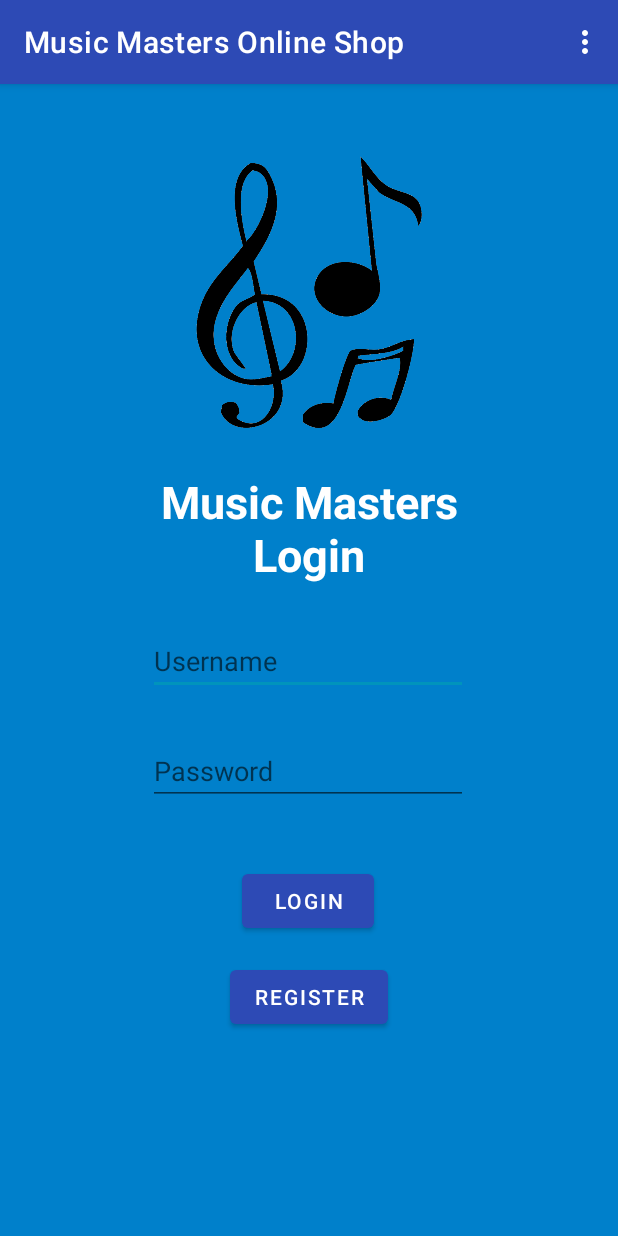
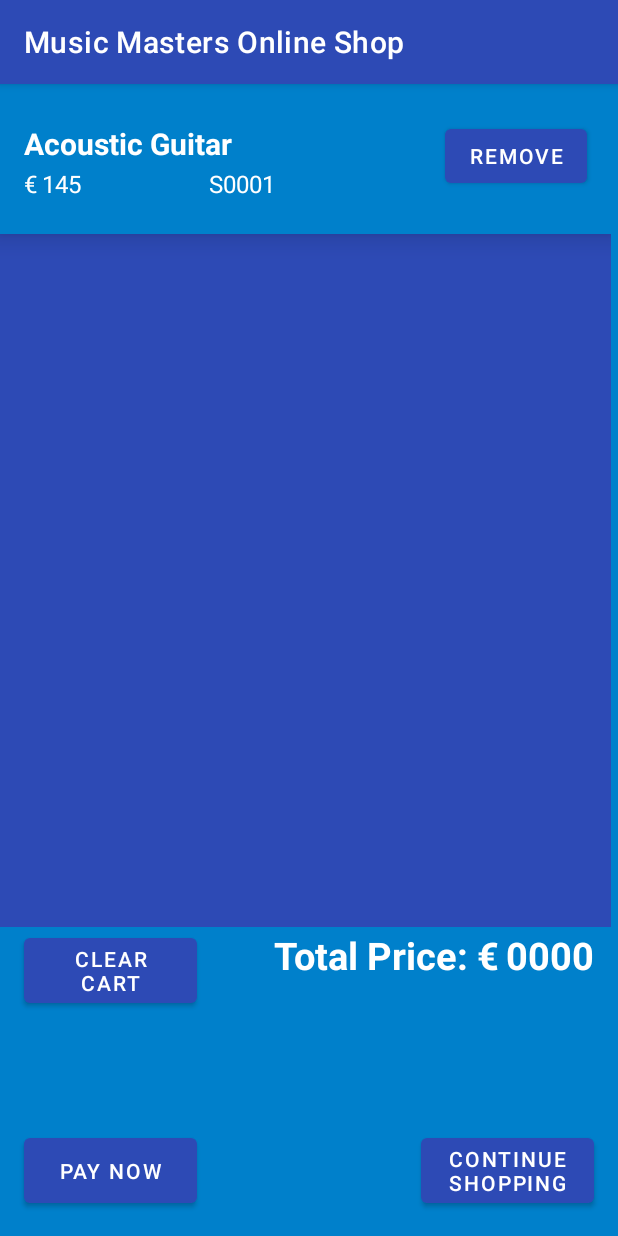
Before and after one commit to adamb9/InstrumentShopMobileProject, an Android app: the LoginActivity screen opened directly, with no data from a screen before it, in the options menu, after a tap on "Basket", on a phone screen of 412 x 824 dp. Run offline under Robolectric (Android 15) with nearby library versions, the phone set to English and light mode, and no system bars.

Commit message:
Cart page created and contains recyclerview populated with instrument cards from database
Signed-off-by: Adam Baldwin <adam.baldwin@mycit.ie>

```diff
--- a/app/src/main/AndroidManifest.xml
+++ b/app/src/main/AndroidManifest.xml
@@ -9,7 +9,8 @@
         android:roundIcon="@mipmap/ic_launcher_round"
         android:supportsRtl="true"
         android:theme="@style/Theme.MobileDevicesProject2">
-        <activity android:name=".login.RegistrationActivity"></activity>
+        <activity android:name=".cart.ShoppingCartActivity"></activity>
+        <activity android:name=".login.RegistrationActivity" />
         <activity android:name=".login.LoginActivity" />
         <activity
             android:name=".home.MainActivity"
--- a/app/src/main/java/com/example/mobiledevicesproject2/DBHelper.java
+++ b/app/src/main/java/com/example/mobiledevicesproject2/DBHelper.java
@@ -25,8 +25,8 @@ public class DBHelper extends SQLiteOpenHelper {
     private static final String KEY_PRICE = "price";
 
 
-    public DBHelper(Context context){
-        super(context,DB_NAME, null, DB_VERSION);
+    public DBHelper(Context context) {
+        super(context, DB_NAME, null, DB_VERSION);
 
     }
 
@@ -35,7 +35,7 @@ public class DBHelper extends SQLiteOpenHelper {
         String CREATE_TABLE_USERS = "CREATE TABLE " + TABLE_Users + "("
                 + KEY_ID + " INTEGER PRIMARY KEY AUTOINCREMENT," + KEY_USERNAME + " TEXT,"
                 + KEY_PASSWORD + " TEXT,"
-                + KEY_ADDRESS + " TEXT"+ ")";
+                + KEY_ADDRESS + " TEXT" + ")";
 
         String CREATE_TABLE_CART = "CREATE TABLE " + TABLE_Cart + "("
                 + KEY_CODE + " TEXT PRIMARY KEY," + KEY_NAME + " TEXT,"
@@ -45,7 +45,7 @@ public class DBHelper extends SQLiteOpenHelper {
     }
 
     @Override
-    public void onUpgrade(SQLiteDatabase db, int oldVersion, int newVersion){
+    public void onUpgrade(SQLiteDatabase db, int oldVersion, int newVersion) {
         // Drop older table if exist
         db.execSQL("DROP TABLE IF EXISTS " + TABLE_Users);
         // Create tables again
@@ -53,7 +53,7 @@ public class DBHelper extends SQLiteOpenHelper {
     }
 
     //Create new user
-    public void addUser(String username, String password, String address){
+    public void addUser(String username, String password, String address) {
         //Get the Data Repository in write mode
         SQLiteDatabase db = this.getWritableDatabase();
         //Create a new map of values, where column names are the keys
@@ -62,62 +62,61 @@ public class DBHelper extends SQLiteOpenHelper {
         cValues.put(KEY_PASSWORD, password);
         cValues.put(KEY_ADDRESS, address);
         // Insert the new row, returning the primary key value of the new row
-        long newRowId = db.insert(TABLE_Users,null, cValues);
+        long newRowId = db.insert(TABLE_Users, null, cValues);
         db.close();
     }
 
     // Get User Details based on userid
-    public ArrayList<HashMap<String, String>> getUserByUserId(int userid){
+    public ArrayList<HashMap<String, String>> getUserByUserId(int userid) {
         SQLiteDatabase db = this.getWritableDatabase();
         ArrayList<HashMap<String, String>> userList = new ArrayList<>();
-        String query = "SELECT username, password FROM "+ TABLE_Users;
+        String query = "SELECT username, password FROM " + TABLE_Users;
         Cursor cursor = db.query(TABLE_Users, new String[]{KEY_USERNAME, KEY_PASSWORD},
-                KEY_ID+ "=?",new String[]{String.valueOf(userid)},null, null, null, null);
-        if (cursor.moveToNext()){
-            HashMap<String,String> user = new HashMap<>();
-            user.put("username",cursor.getString(cursor.getColumnIndex(KEY_USERNAME)));
-            user.put("password",cursor.getString(cursor.getColumnIndex(KEY_PASSWORD)));
+                KEY_ID + "=?", new String[]{String.valueOf(userid)}, null, null, null, null);
+        if (cursor.moveToNext()) {
+            HashMap<String, String> user = new HashMap<>();
+            user.put("username", cursor.getString(cursor.getColumnIndex(KEY_USERNAME)));
+            user.put("password", cursor.getString(cursor.getColumnIndex(KEY_PASSWORD)));
             userList.add(user);
         }
         return userList;
     }
 
-    public ArrayList<HashMap<String, String>> getUserByUsername(String username){
+    public ArrayList<HashMap<String, String>> getUserByUsername(String username) {
         SQLiteDatabase db = this.getWritableDatabase();
         ArrayList<HashMap<String, String>> userList = new ArrayList<>();
-        String query = "SELECT id, password FROM "+ TABLE_Users;
+        String query = "SELECT id, password FROM " + TABLE_Users;
         Cursor cursor = db.query(TABLE_Users, new String[]{KEY_ID, KEY_PASSWORD},
-                KEY_USERNAME+ "=?",new String[]{String.valueOf(username)},null, null, null, null);
-        if (cursor.moveToNext()){
-            HashMap<String,String> user = new HashMap<>();
-            user.put("id",cursor.getString(cursor.getColumnIndex(KEY_ID)));
-            user.put("password",cursor.getString(cursor.getColumnIndex(KEY_PASSWORD)));
+                KEY_USERNAME + "=?", new String[]{String.valueOf(username)}, null, null, null, null);
+        if (cursor.moveToNext()) {
+            HashMap<String, String> user = new HashMap<>();
+            user.put("id", cursor.getString(cursor.getColumnIndex(KEY_ID)));
+            user.put("password", cursor.getString(cursor.getColumnIndex(KEY_PASSWORD)));
             userList.add(user);
         }
         return userList;
     }
 
     // Update User Details
-    public int updateUserDetails(String address, int id){
+    public int updateUserDetails(String address, int id) {
         SQLiteDatabase db = this.getWritableDatabase();
         ContentValues cVals = new ContentValues();
         cVals.put(KEY_ADDRESS, address);
-        int count = db.update(TABLE_Users, cVals, KEY_ID+" = ?",new String[]
+        int count = db.update(TABLE_Users, cVals, KEY_ID + " = ?", new String[]
                 {String.valueOf(id)});
         return count;
     }
 
     // Delete User Details
-    public void DeleteUser(int userid){
+    public void DeleteUser(int userid) {
         SQLiteDatabase db = this.getWritableDatabase();
-        db.delete(TABLE_Users, KEY_ID+" = ?",new String[]{String.valueOf(userid)});
+        db.delete(TABLE_Users, KEY_ID + " = ?", new String[]{String.valueOf(userid)});
         db.close();
     }
 
 
-
     //Create new cart item
-    public void addCartItem(String id, String name, int price){
+    public void addCartItem(String id, String name, int price) {
         //Get the Data Repository in write mode
         SQLiteDatabase db = this.getWritableDatabase();
         //Create a new map of values, where column names are the keys
@@ -126,62 +125,80 @@ public class DBHelper extends SQLiteOpenHelper {
         cValues.put(KEY_NAME, name);
         cValues.put(KEY_PRICE, price);
         // Insert the new row, returning the primary key value of the new row
-        long newRowId = db.insert(TABLE_Cart,null, cValues);
+        long newRowId = db.insert(TABLE_Cart, null, cValues);
         db.close();
     }
 
     // Get Item Details based on an item code
-    public ArrayList<HashMap<String, String>> getItemByID(int itemid){
+    public ArrayList<HashMap<String, String>> getItemByID(int itemid) {
         SQLiteDatabase db = this.getWritableDatabase();
         ArrayList<HashMap<String, String>> itemList = new ArrayList<>();
-        String query = "SELECT name, price FROM "+ TABLE_Cart;
+        String query = "SELECT name, price FROM " + TABLE_Cart;
         Cursor cursor = db.query(TABLE_Cart, new String[]{KEY_NAME, KEY_PRICE},
-                KEY_CODE+ "=?",new String[]{String.valueOf(itemid)},null, null, null, null);
-        if (cursor.moveToNext()){
-            HashMap<String,String> item = new HashMap<>();
-            item.put("name",cursor.getString(cursor.getColumnIndex(KEY_NAME)));
-            item.put("price",cursor.getString(cursor.getColumnIndex(KEY_PRICE)));
+                KEY_CODE + "=?", new String[]{String.valueOf(itemid)}, null, null, null, null);
+        if (cursor.moveToNext()) {
+            HashMap<String, String> item = new HashMap<>();
+            item.put("name", cursor.getString(cursor.getColumnIndex(KEY_NAME)));
+            item.put("price", cursor.getString(cursor.getColumnIndex(KEY_PRICE)));
             itemList.add(item);
         }
         return itemList;
     }
 
-    public ArrayList<HashMap<String, String>> getItemByName(String name){
+    public ArrayList<HashMap<String, String>> getItemByName(String name) {
         SQLiteDatabase db = this.getWritableDatabase();
         ArrayList<HashMap<String, String>> itemList = new ArrayList<>();
-        String query = "SELECT code, price FROM "+ TABLE_Cart;
+        String query = "SELECT code, price FROM " + TABLE_Cart;
         Cursor cursor = db.query(TABLE_Cart, new String[]{KEY_CODE, KEY_PRICE},
-                KEY_NAME+ "=?",new String[]{String.valueOf(name)},null, null, null, null);
-        if (cursor.moveToNext()){
-            HashMap<String,String> item = new HashMap<>();
-            item.put("code",cursor.getString(cursor.getColumnIndex(KEY_CODE)));
-            item.put("price",cursor.getString(cursor.getColumnIndex(KEY_PRICE)));
+                KEY_NAME + "=?", new String[]{String.valueOf(name)}, null, null, null, null);
+        if (cursor.moveToNext()) {
+            HashMap<String, String> item = new HashMap<>();
+            item.put("code", cursor.getString(cursor.getColumnIndex(KEY_CODE)));
+            item.put("price", cursor.getString(cursor.getColumnIndex(KEY_PRICE)));
             itemList.add(item);
         }
         return itemList;
     }
 
     // Update Cart Item Details
-    public int updateUserDetails(int price, int itemid){
+    public int updateUserDetails(int price, int itemid) {
         SQLiteDatabase db = this.getWritableDatabase();
         ContentValues cVals = new ContentValues();
         cVals.put(KEY_PRICE, price);
-        int count = db.update(TABLE_Cart, cVals, KEY_CODE+" = ?",new String[]
+        int count = db.update(TABLE_Cart, cVals, KEY_CODE + " = ?", new String[]
                 {String.valueOf(itemid)});
         return count;
     }
 
     // Delete Cart Item Details
-    public void DeleteItem(int itemid){
+    public void DeleteItem(int itemid) {
         SQLiteDatabase db = this.getWritableDatabase();
-        db.delete(TABLE_Cart, KEY_CODE+" = ?",new String[]{String.valueOf(itemid)});
+        db.delete(TABLE_Cart, KEY_CODE + " = ?", new String[]{String.valueOf(itemid)});
         db.close();
     }
 
-    public void clearCart(){
+    public void clearCart() {
         SQLiteDatabase db = this.getWritableDatabase();
         db.execSQL("delete from cart");
         db.close();
     }
 
+    public ArrayList<Item_Instrument> getAllCartItems() {
+        String sql = "select * from " + TABLE_Cart;
+        SQLiteDatabase db = this.getReadableDatabase();
+        ArrayList<Item_Instrument> cartItems = new ArrayList<>();
+        Cursor cursor = db.rawQuery(sql, null);
+        if (cursor.moveToFirst()) {
+            do {
+                String id = cursor.getString(0);
+                String name = cursor.getString(1);
+                String price = cursor.getString(2);
+                cartItems.add(new Item_Instrument(name, price, id));
+            }
+            while (cursor.moveToNext());
+        }
+        cursor.close();
+        return cartItems;
+    }
+
 }
--- /dev/null
+++ b/app/src/main/java/com/example/mobiledevicesproject2/cart/CartAdapter.java
@@ -0,0 +1,83 @@
+package com.example.mobiledevicesproject2.cart;
+
+import android.content.Context;
+import android.view.LayoutInflater;
+import android.view.View;
+import android.view.ViewGroup;
+import android.widget.Button;
+import android.widget.ImageView;
+import android.widget.TextView;
+
+import androidx.annotation.NonNull;
+import androidx.recyclerview.widget.RecyclerView;
+
+import com.example.mobiledevicesproject2.DBHelper;
+import com.example.mobiledevicesproject2.Item_Instrument;
+import com.example.mobiledevicesproject2.R;
+import com.example.mobiledevicesproject2.home.RecyclerViewAdapter;
+
+import java.util.ArrayList;
+
+public class CartAdapter extends RecyclerView.Adapter<CartAdapter.DummyViewHolder> {
+
+    final private CartAdapter.ListItemClickListener mOnClickListener;
+    ArrayList<Item_Instrument> instrumentList;
+    Context dummyContext;
+    private DBHelper mDatabase;
+
+    public interface ListItemClickListener {
+        void onListItemClick(int position);
+    }
+
+
+    public  CartAdapter(ArrayList<Item_Instrument> dummyList, Context dummyContext, CartAdapter.ListItemClickListener onClickListener) {
+        this.instrumentList = dummyList;
+        this.dummyContext = dummyContext;
+        this.mOnClickListener = onClickListener;
+        mDatabase = new DBHelper(dummyContext);
+    }
+
+    @NonNull
+    @Override
+    public CartAdapter.DummyViewHolder onCreateViewHolder(@NonNull ViewGroup parent, int viewType) {
+        View v = LayoutInflater.from(parent.getContext()).inflate(R.layout.cart_row, parent, false);
+        return new CartAdapter.DummyViewHolder(v);
+    }
+
+    @Override
+    public void onBindViewHolder(@NonNull CartAdapter.DummyViewHolder holder, int position) {
+        Item_Instrument instrument = instrumentList.get(position);
+
+        holder.instrumentName.setText(instrument.getName());
+        holder.instrumentPrice.setText(instrument.getPrice());
+        holder.instrumentId.setText(instrument.getId());
+    }
+
+    @Override
+    public int getItemCount() {
+        return instrumentList.size();
+    }
+
+    class DummyViewHolder extends RecyclerView.ViewHolder implements View.OnClickListener {
+
+        TextView instrumentName, instrumentPrice, instrumentId;
+        Button cartButton;
+
+        public DummyViewHolder(@NonNull View itemView) {
+            super(itemView);
+
+            instrumentName = itemView.findViewById(R.id.cartItemName);
+            instrumentPrice = itemView.findViewById(R.id.cartItemPrice);
+            instrumentId = itemView.findViewById(R.id.cartItemID);
+            cartButton = itemView.findViewById(R.id.cartRemoveButton);
+            cartButton.setOnClickListener(this);
+
+        }
+
+        @Override
+        public void onClick(View view) {
+            int position = getAdapterPosition();
+            mOnClickListener.onListItemClick(position);
+        }
+    }
+}
--- /dev/null
+++ b/app/src/main/java/com/example/mobiledevicesproject2/cart/ShoppingCartActivity.java
@@ -0,0 +1,50 @@
+package com.example.mobiledevicesproject2.cart;
+
+import androidx.appcompat.app.AppCompatActivity;
+import androidx.recyclerview.widget.LinearLayoutManager;
+import androidx.recyclerview.widget.RecyclerView;
+
+import android.os.Bundle;
+import android.view.View;
+import android.widget.FrameLayout;
+import android.widget.Toast;
+
+import com.example.mobiledevicesproject2.DBHelper;
+import com.example.mobiledevicesproject2.Item_Instrument;
+import com.example.mobiledevicesproject2.R;
+import com.example.mobiledevicesproject2.home.RecyclerViewAdapter;
+
+import java.util.ArrayList;
+
+public class ShoppingCartActivity extends AppCompatActivity implements CartAdapter.ListItemClickListener {
+    private DBHelper mDatabase;
+
+    @Override
+    protected void onCreate(Bundle savedInstanceState) {
+        super.onCreate(savedInstanceState);
+        setContentView(R.layout.activity_shopping_cart);
+        final FrameLayout frameLayout = findViewById(R.id.frame_layout_cart);
+
+        RecyclerView recyclerView = findViewById(R.id.cartRecyclerView);
+        LinearLayoutManager linearLayoutManager = new LinearLayoutManager(this);
+        recyclerView.setLayoutManager(linearLayoutManager);
+        recyclerView.setHasFixedSize(true);
+
+        mDatabase = new DBHelper(this);
+        ArrayList<Item_Instrument> instrumentList = mDatabase.getAllCartItems();
+        if(instrumentList.size()>0){
+            recyclerView.setVisibility(View.VISIBLE);
+            CartAdapter mAdapter = new CartAdapter(instrumentList, this, this);
+            recyclerView.setAdapter(mAdapter);
+        }
+        else{
+            recyclerView.setVisibility(View.GONE);
+            Toast.makeText(this, "There are no items in your cart", Toast.LENGTH_LONG).show();
+        }
+    }
+
+    @Override
+    public void onListItemClick(int position) {
+
+    }
+}
--- a/app/src/main/java/com/example/mobiledevicesproject2/home/DummyFragment.java
+++ b/app/src/main/java/com/example/mobiledevicesproject2/home/DummyFragment.java
@@ -28,8 +28,8 @@ public class DummyFragment extends Fragment implements RecyclerViewAdapter.ListI
     }
 
     @SuppressLint("ValidFragment")
-    public DummyFragment(int color) {
-        this.dummyColor = color;
+    public DummyFragment(int instrument) {
+        this.dummyColor = instrument;
     }
 
     @Override
--- a/app/src/main/java/com/example/mobiledevicesproject2/home/MainActivity.java
+++ b/app/src/main/java/com/example/mobiledevicesproject2/home/MainActivity.java
@@ -15,6 +15,7 @@ import androidx.fragment.app.FragmentPagerAdapter;
 import androidx.viewpager.widget.ViewPager;
 
 import com.example.mobiledevicesproject2.Item_Instrument;
+import com.example.mobiledevicesproject2.cart.ShoppingCartActivity;
 import com.example.mobiledevicesproject2.login.LoginActivity;
 import com.example.mobiledevicesproject2.R;
 import com.google.android.material.tabs.TabLayout;
@@ -190,7 +191,8 @@ public class MainActivity extends AppCompatActivity {
                 startActivity(login);
                 return true;
             case R.id.action_basket:
-                // do your code
+                Intent cart = new Intent(MainActivity.this, ShoppingCartActivity.class);
+                startActivity(cart);
                 return true;
             case R.id.action_home:
                 // do your code
--- a/app/src/main/java/com/example/mobiledevicesproject2/login/LoginActivity.java
+++ b/app/src/main/java/com/example/mobiledevicesproject2/login/LoginActivity.java
@@ -13,6 +13,7 @@ import android.widget.Toast;
 
 import com.example.mobiledevicesproject2.DBHelper;
 import com.example.mobiledevicesproject2.R;
+import com.example.mobiledevicesproject2.cart.ShoppingCartActivity;
 import com.example.mobiledevicesproject2.home.MainActivity;
 
 import java.util.ArrayList;
@@ -79,7 +80,8 @@ public class LoginActivity extends AppCompatActivity {
             case R.id.action_sign_in:
                 return true;
             case R.id.action_basket:
-                // do your code
+                Intent cart = new Intent(LoginActivity.this, ShoppingCartActivity.class);
+                startActivity(cart);
                 return true;
             case R.id.action_home:
                 Intent home = new Intent(LoginActivity.this, MainActivity.class);
--- /dev/null
+++ b/app/src/main/res/layout/activity_shopping_cart.xml
@@ -0,0 +1,84 @@
+<?xml version="1.0" encoding="utf-8"?>
+<androidx.constraintlayout.widget.ConstraintLayout xmlns:android="http://schemas.android.com/apk/res/android"
+    xmlns:app="http://schemas.android.com/apk/res-auto"
+    xmlns:tools="http://schemas.android.com/tools"
+    android:layout_width="match_parent"
+    android:layout_height="match_parent"
+    android:background="@color/primaryVariant"
+    tools:context=".cart.ShoppingCartActivity">
+
+    <FrameLayout
+        android:id="@+id/frame_layout_cart"
+        android:layout_width="408dp"
+        android:layout_height="563dp"
+        app:layout_constraintStart_toStartOf="parent"
+        app:layout_constraintTop_toTopOf="parent">
+
+        <androidx.recyclerview.widget.RecyclerView
+            android:id="@+id/cartRecyclerView"
+            android:layout_width="407dp"
+            android:layout_height="562dp"
+            android:background="@color/primary"
+            app:layout_constraintEnd_toEndOf="parent"
+            app:layout_constraintStart_toStartOf="parent"
+            app:layout_constraintTop_toTopOf="parent" />
+    </FrameLayout>
+    <Button
+        android:id="@+id/button"
+        android:layout_width="115dp"
+        android:layout_height="55dp"
+        android:layout_marginEnd="16dp"
+        android:layout_marginRight="16dp"
+        android:layout_marginBottom="16dp"
+        android:text="@string/continueShopping"
+        app:layout_constraintBottom_toBottomOf="parent"
+        app:layout_constraintEnd_toEndOf="parent" />
+
+    <Button
+        android:id="@+id/button2"
+        android:layout_width="115dp"
+        android:layout_height="55dp"
+        android:layout_marginStart="16dp"
+        android:layout_marginLeft="16dp"
+        android:text="@string/clearCart"
+        app:layout_constraintStart_toStartOf="parent"
+        app:layout_constraintTop_toBottomOf="@+id/frame_layout_cart" />
+
+    <TextView
+        android:id="@+id/textView2"
+        android:layout_width="wrap_content"
+        android:layout_height="wrap_content"
+        android:layout_marginEnd="4dp"
+        android:layout_marginRight="4dp"
+        android:text="@string/totalPrice"
+        android:textColor="@color/white"
+        android:textSize="25sp"
+        android:textStyle="bold"
+        app:layout_constraintEnd_toStartOf="@+id/textView3"
+        app:layout_constraintTop_toBottomOf="@+id/frame_layout_cart" />
+
+    <TextView
+        android:id="@+id/textView3"
+        android:layout_width="wrap_content"
+        android:layout_height="wrap_content"
+        android:layout_marginEnd="16dp"
+        android:layout_marginRight="16dp"
+        android:text="@string/blankTotal"
+        android:textColor="#FFFFFF"
+        android:textSize="25sp"
+        android:textStyle="bold"
+        app:layout_constraintEnd_toEndOf="parent"
+        app:layout_constraintTop_toBottomOf="@+id/frame_layout_cart" />
+
+    <Button
+        android:id="@+id/button3"
+        android:layout_width="115dp"
+        android:layout_height="55dp"
+        android:layout_marginStart="16dp"
+        android:layout_marginLeft="16dp"
+        android:layout_marginBottom="16dp"
+        android:text="@string/payNow"
+        app:layout_constraintBottom_toBottomOf="parent"
+        app:layout_constraintStart_toStartOf="parent" />
+
+</androidx.constraintlayout.widget.ConstraintLayout>
--- /dev/null
+++ b/app/src/main/res/layout/cart_row.xml
@@ -0,0 +1,73 @@
+<?xml version="1.0" encoding="utf-8"?>
+<LinearLayout xmlns:android="http://schemas.android.com/apk/res/android"
+    xmlns:app="http://schemas.android.com/apk/res-auto"
+    xmlns:tools="http://schemas.android.com/tools"
+    android:layout_width="match_parent"
+    android:layout_height="wrap_content"
+    android:layout_marginBottom="10dp"
+    android:background="@color/primaryVariant"
+    android:elevation="10dp"
+    android:orientation="vertical">
+
+    <androidx.constraintlayout.widget.ConstraintLayout
+        android:layout_width="match_parent"
+        android:layout_height="100dp">
+
+        <Button
+            android:id="@+id/cartRemoveButton"
+            android:layout_width="wrap_content"
+            android:layout_height="wrap_content"
+            android:layout_marginTop="24dp"
+            android:layout_marginEnd="16dp"
+            android:layout_marginRight="16dp"
+            android:text="@string/removeItem"
+            app:layout_constraintEnd_toEndOf="parent"
+            app:layout_constraintTop_toTopOf="parent" />
+
+        <TextView
+            android:id="@+id/cartItemName"
+            android:layout_width="244dp"
+            android:layout_height="29dp"
+            android:layout_marginStart="16dp"
+            android:layout_marginLeft="16dp"
+            android:text="TextView"
+            android:textColor="#FFFFFF"
+            android:textSize="20sp"
+            android:textStyle="bold"
+            app:layout_constraintBottom_toBottomOf="parent"
+            app:layout_constraintStart_toStartOf="parent"
+            app:layout_constraintTop_toTopOf="parent"
+            app:layout_constraintVertical_bias="0.366" />
+
+        <TextView
+            android:id="@+id/cartItemPrice"
+            android:layout_width="112sp"
+            android:layout_height="wrap_content"
+            android:text="TextView"
+            android:textColor="#FFFFFF"
+            android:textSize="16sp"
+            app:layout_constraintStart_toEndOf="@+id/textView7"
+            app:layout_constraintTop_toBottomOf="@+id/cartItemName" />
+
+        <TextView
+            android:id="@+id/cartItemID"
+            android:layout_width="122sp"
+            android:layout_height="wrap_content"
+            android:text="TextView"
+            android:textColor="#FFFFFF"
+            android:textSize="16sp"
+            app:layout_constraintEnd_toEndOf="@+id/cartItemName"
+            app:layout_constraintStart_toEndOf="@+id/cartItemPrice"
+            app:layout_constraintTop_toBottomOf="@+id/cartItemName" />
+
+        <TextView
+            android:id="@+id/textView7"
+            android:layout_width="12sp"
+            android:layout_height="wrap_content"
+            android:text="€ "
+            android:textColor="#FFFFFF"
+            android:textSize="16sp"
+            app:layout_constraintStart_toStartOf="@+id/cartItemName"
+            app:layout_constraintTop_toBottomOf="@+id/cartItemName" />
+    </androidx.constraintlayout.widget.ConstraintLayout>
+</LinearLayout>
--- a/app/src/main/res/layout/item_dummy.xml
+++ b/app/src/main/res/layout/item_dummy.xml
@@ -34,7 +34,7 @@
         <TextView
             android:id="@+id/instPriceTextView"
             android:layout_width="122dp"
-            android:layout_height="27dp"
+            android:layout_height="25dp"
             android:layout_marginStart="8dp"
             android:layout_marginLeft="8dp"
             android:text="@string/textview"
--- a/app/src/main/res/values/strings.xml
+++ b/app/src/main/res/values/strings.xml
@@ -6,4 +6,11 @@
 
     <string name="textview">TextView</string>
     <string name="addButton">Add to Cart</string>
+
+    <string name="clearCart">Clear Cart</string>
+    <string name="continueShopping">Continue Shopping</string>
+    <string name="payNow">Pay Now</string>
+    <string name="blankTotal">0000</string>
+    <string name="totalPrice">Total Price:  €</string>
+    <string name="removeItem">Remove</string>
 </resources>
```
